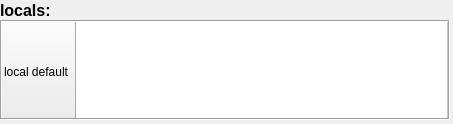
This is GameEditor/UI/DatabaseModuleLocalisation.ui in seem-sky/Simple2D-Engine as Qt 5 draws it before an edit. The edited form follows.
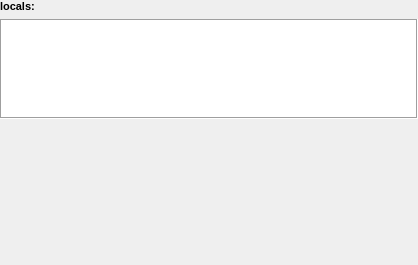
This is the edited form.

Commit message: add localisation database support

The edit to the form file:
```diff
--- a/GameEditor/UI/DatabaseModuleLocalisation.ui
+++ b/GameEditor/UI/DatabaseModuleLocalisation.ui
@@ -6,21 +6,58 @@
    <rect>
     <x>0</x>
     <y>0</y>
-    <width>453</width>
-    <height>124</height>
+    <width>418</width>
+    <height>265</height>
    </rect>
   </property>
   <property name="windowTitle">
    <string>Form</string>
   </property>
+  <layout class="QGridLayout" name="gridLayout">
+   <property name="leftMargin">
+    <number>0</number>
+   </property>
+   <property name="topMargin">
+    <number>0</number>
+   </property>
+   <property name="rightMargin">
+    <number>0</number>
+   </property>
+   <property name="bottomMargin">
+    <number>0</number>
+   </property>
+   <item row="0" column="0">
+    <widget class="QLabel" name="label_20">
+     <property name="font">
+      <font>
+       <pointsize>8</pointsize>
+       <weight>75</weight>
+       <bold>true</bold>
+      </font>
+     </property>
+     <property name="text">
+      <string>locals:</string>
+     </property>
+    </widget>
+   </item>
+   <item row="1" column="0">
   <widget class="QTableWidget" name="m_pLocalTable">
-   <property name="geometry">
-    <rect>
-     <x>0</x>
-     <y>20</y>
-     <width>450</width>
+     <property name="minimumSize">
+      <size>
+       <width>0</width>
      <height>100</height>
-    </rect>
+      </size>
+     </property>
+     <property name="maximumSize">
+      <size>
+       <width>16777215</width>
+       <height>100</height>
+      </size>
+     </property>
+     <property name="font">
+      <font>
+       <pointsize>8</pointsize>
+      </font>
    </property>
    <property name="frameShape">
     <enum>QFrame::Box</enum>
@@ -35,7 +72,7 @@
     <enum>Qt::SolidLine</enum>
    </property>
    <property name="rowCount">
-    <number>1</number>
+      <number>0</number>
    </property>
    <property name="columnCount">
     <number>1</number>
@@ -49,39 +86,32 @@
    <attribute name="horizontalHeaderMinimumSectionSize">
     <number>372</number>
    </attribute>
+     <attribute name="horizontalHeaderStretchLastSection">
+      <bool>true</bool>
+     </attribute>
    <attribute name="verticalHeaderDefaultSectionSize">
     <number>100</number>
    </attribute>
    <attribute name="verticalHeaderMinimumSectionSize">
     <number>100</number>
    </attribute>
-   <row>
-    <property name="text">
-     <string>local default</string>
-    </property>
-   </row>
    <column/>
   </widget>
-  <widget class="QLabel" name="label_21">
-   <property name="geometry">
-    <rect>
-     <x>0</x>
-     <y>0</y>
-     <width>61</width>
-     <height>21</height>
-    </rect>
-   </property>
-   <property name="font">
-    <font>
-     <pointsize>12</pointsize>
-     <weight>75</weight>
-     <bold>true</bold>
-    </font>
-   </property>
-   <property name="text">
-    <string>locals:</string>
-   </property>
-  </widget>
+   </item>
+   <item row="2" column="0">
+    <spacer name="verticalSpacer">
+     <property name="orientation">
+      <enum>Qt::Vertical</enum>
+     </property>
+     <property name="sizeHint" stdset="0">
+      <size>
+       <width>20</width>
+       <height>40</height>
+      </size>
+     </property>
+    </spacer>
+   </item>
+  </layout>
  </widget>
  <resources/>
  <connections/>
```
Left out of the diff: 10 changed lines with no effect on the pictures. Lines whose indentation alone changed are shown as unchanged. The commit also changes 15 other files.
